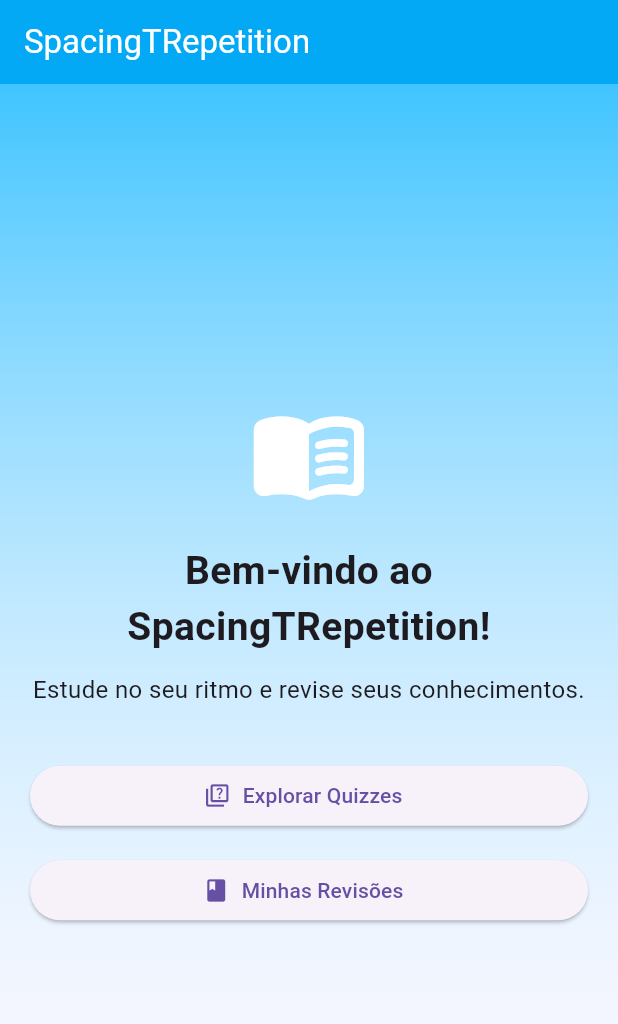
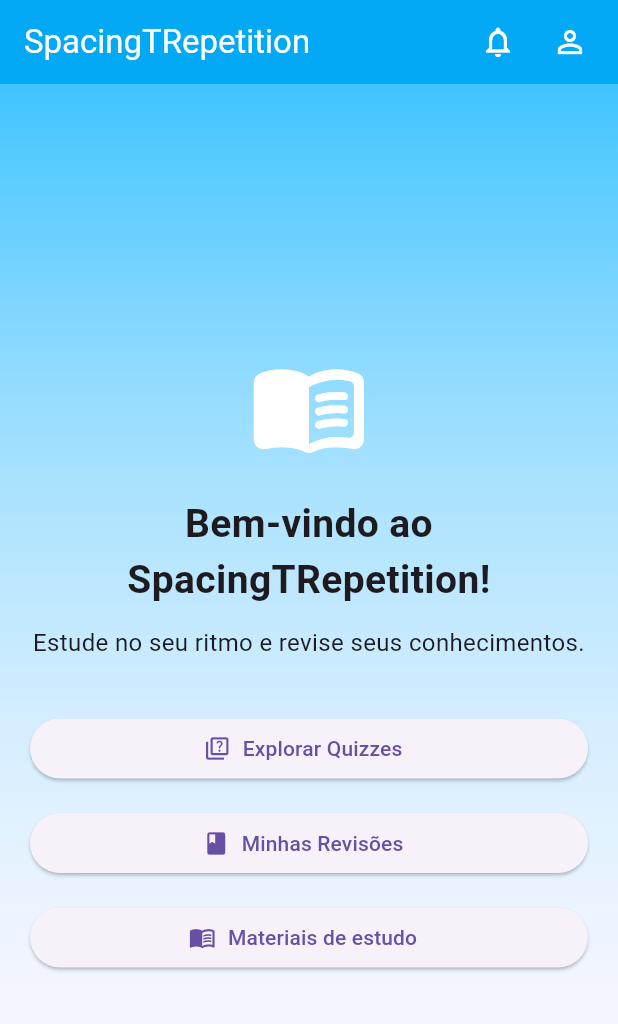
Before and after one commit to lelegSpears/spacing-t-repetition-flutter, a Flutter app: the screen it shows after launch, on a phone screen of 412 x 824 dp. Shown: the top 1024 px of the screen. Run offline on Flutter 3.47's test engine with Material 3 defaults, Android fonts, the phone set to English and light mode, and no system bars; our stand-ins replace drift, drift_flutter, share_plus; accounts and stored records are empty; generated files the repository leaves out were written again.

Commit message:
feat: atualizaççao da home e MyApp

```diff
--- a/lib/app/str_app.dart
+++ b/lib/app/str_app.dart
@@ -1,9 +1,36 @@
 import 'package:flutter/material.dart';
-import 'package:spacing_t_he_repetition/core/theme/colors_theme.dart';
-import 'package:spacing_t_he_repetition/feature/home/presentation/home_page.dart';
+import 'package:spacing_t_he_repetition/core/database/start_data_seeder.dart';
+import '../core/database/app_database.dart';
+import '../core/theme/colors_theme.dart';
+import '../feature/category/repository/category_repository.dart';
+import '../feature/home/presentation/home_page.dart';
 
-class StrApp extends StatelessWidget{
+class StrApp extends StatefulWidget {
   const StrApp({super.key});
+
+  @override
+  State<StrApp> createState() => _StrAppState();
+}
+
+class _StrAppState extends State<StrApp> {
+  late final AppDatabase _db;
+  late final CatalogRepository _repository;
+  late final Future<void> _initialization;
+
+  @override
+  void initState() {
+    super.initState();
+
+    _db = AppDatabase();
+    _repository = CatalogRepository(_db);
+    _initialization = StartDataSeeder(_db).seed();
+  }
+
+  @override
+  void dispose() {
+    _db.close();
+    super.dispose();
+  }
 
   @override
   Widget build(BuildContext context) {
@@ -11,8 +38,36 @@ class StrApp extends StatelessWidget{
       title: 'SpacingTRepetition',
       debugShowCheckedModeBanner: false,
       theme: ColorsTheme.theme,
-      home: HomePage(),
+
+      home: FutureBuilder<void>(
+        future: _initialization,
+        builder: (context, snapshot) {
+          if (snapshot.connectionState != ConnectionState.done) {
+            return const Scaffold(
+              body: Center(
+                child: CircularProgressIndicator(),
+              ),
+            );
+          }
+
+          if (snapshot.hasError) {
+            return Scaffold(
+              body: Center(
+                child: Padding(
+                  padding: const EdgeInsets.all(20),
+                  child: SelectableText(
+                    'Erro ao inicializar o aplicativo:\n'
+                        '${snapshot.error}',
+                    textAlign: TextAlign.center,
+                  ),
+                ),
+              ),
+            );
+          }
+
+          return HomePage(repository: _repository);
+        },
+      ),
     );
   }
-
 }
--- a/lib/feature/home/presentation/home_page.dart
+++ b/lib/feature/home/presentation/home_page.dart
@@ -1,29 +1,73 @@
+
 import 'package:flutter/material.dart';
 
 import '../../../core/theme/colors_theme.dart';
+import '../../category/presentation/category_page.dart';
+import '../../category/repository/category_repository.dart';
+import '../../notification/presentation/notification_page.dart';
+import '../../profile/presentation/profile_page.dart';
+import '../../review/presentation/review_page.dart';
 
 class HomePage extends StatelessWidget {
-  const HomePage({super.key});
+  const HomePage({
+    super.key,
+    required this.repository,
+  });
+
+  final CatalogRepository repository;
+
+  void _go(BuildContext context, Widget page) {
+    Navigator.of(context).push(
+      MaterialPageRoute(builder: (_) => page),
+    );
+  }
 
   @override
   Widget build(BuildContext context) {
     return Scaffold(
       appBar: AppBar(
         title: const Text('SpacingTRepetition'),
+
+        actions: [
+          // Notificações no canto superior direito
+          IconButton(
+            tooltip: 'Notificações',
+            icon: const Icon(Icons.notifications_outlined),
+            onPressed: () => _go(
+              context,
+              NotificationsPage(repository: repository),
+            ),
+          ),
+
+          // Perfil no canto superior direito
+          IconButton(
+            tooltip: 'Meu Perfil',
+            icon: const Icon(Icons.person_outline),
+            onPressed: () => _go(
+              context,
+              ProfilePage(repository: repository),
+            ),
+          ),
+
+          const SizedBox(width: 8),
+        ],
       ),
 
       body: Container(
-        alignment: Alignment.center,
+        width: double.infinity,
         decoration: const BoxDecoration(
           gradient: ColorsTheme.backgroundGradient,
         ),
 
         child: SafeArea(
-          child: Padding(
+          child: Center(
+            child: ConstrainedBox(
+              constraints: const BoxConstraints(maxWidth: 650),
+
+              child: ListView(
+                shrinkWrap: true,
                 padding: const EdgeInsets.all(20),
-            child: Column(
-              mainAxisAlignment: MainAxisAlignment.center,
-              crossAxisAlignment: CrossAxisAlignment.stretch,
+
                 children: [
                   const Icon(
                     Icons.menu_book_rounded,
@@ -52,22 +96,41 @@ class HomePage extends StatelessWidget {
 
                   const SizedBox(height: 35),
 
-                ElevatedButton.icon(  // Implementar navegação de Quizzes
-                  onPressed: () {
-                  },
+                  ElevatedButton.icon(
+                    onPressed: () => _go(
+                      context,
+                      CategoryPage(repository: repository),
+                    ),
                     icon: const Icon(Icons.quiz_outlined),
                     label: const Text('Explorar Quizzes'),
                   ),
 
                   const SizedBox(height: 15),
 
-                ElevatedButton.icon( // Implementar para a tela de revisões.
-                  onPressed: () {
-                  },
+                  ElevatedButton.icon(
+                    onPressed: () => _go(
+                      context,
+                      ReviewPage(repository: repository),
+                    ),
                     icon: const Icon(Icons.book),
                     label: const Text('Minhas Revisões'),
                   ),
+
+                  const SizedBox(height: 15),
+
+                  ElevatedButton.icon(
+                    onPressed: () => _go(
+                      context,
+                      CategoryPage(
+                        repository: repository,
+                        materialsOnly: true,
+                      ),
+                    ),
+                    icon: const Icon(Icons.menu_book_outlined),
+                    label: const Text('Materiais de estudo'),
+                  ),
                 ],
+              ),
             ),
           ),
         ),
```
Lines whose indentation alone changed are shown as unchanged.
